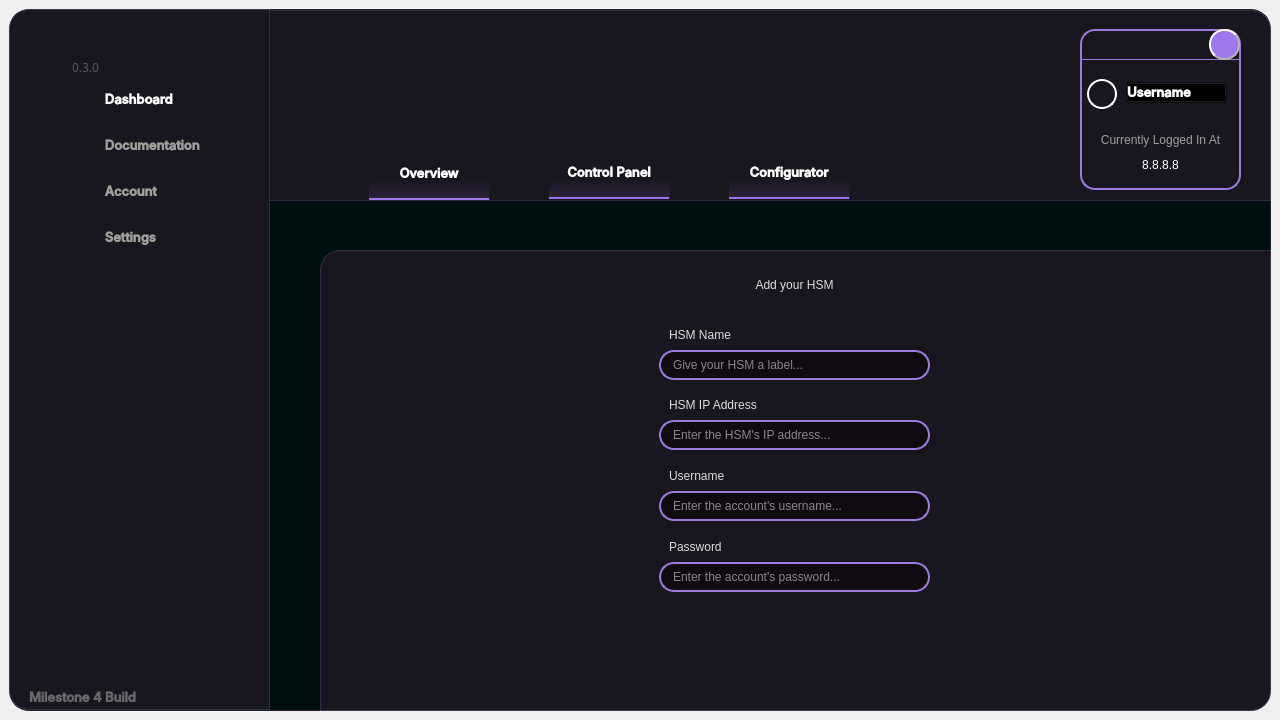
Qt form UI/main.ui (ameasere/Polaris) before a commit.
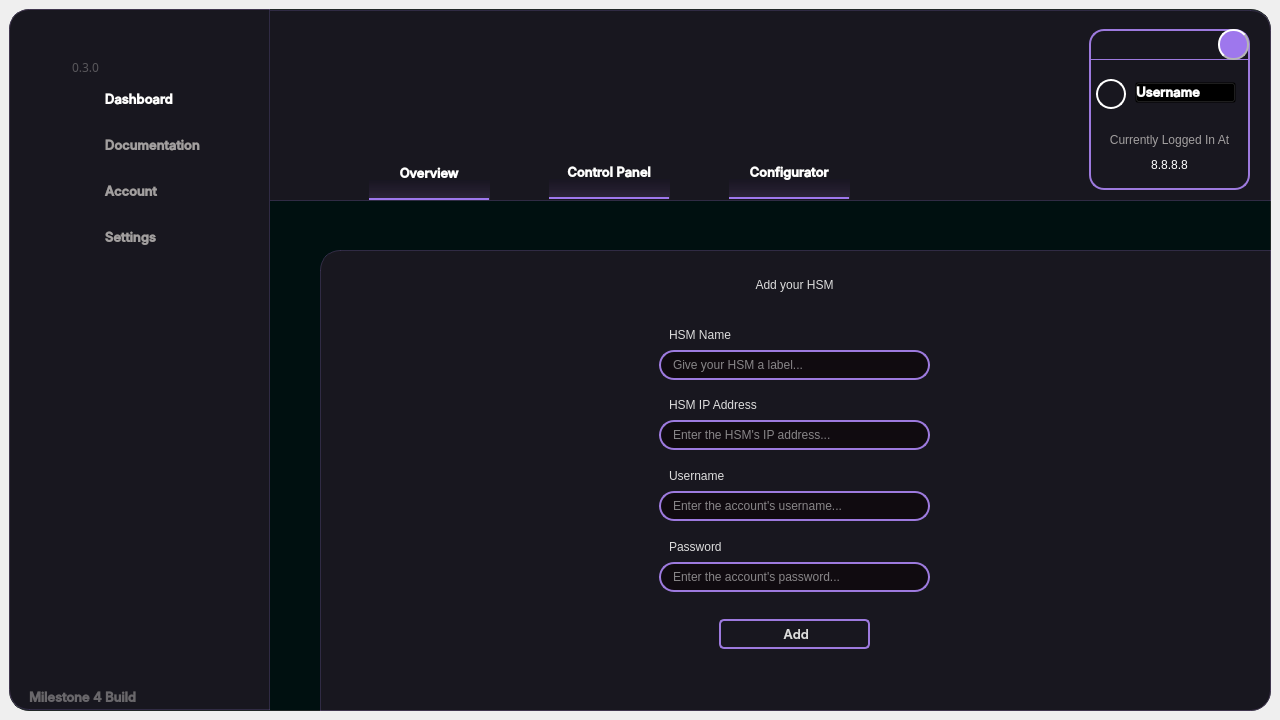
The same form after that commit. The open tabs and pages were chosen to show the change. Icons and pictures are not drawn.

What changed in the file:
```diff
--- a/UI/main.ui
+++ b/UI/main.ui
@@ -957,7 +957,7 @@
       <widget class="QFrame" name="ctx_btns">
        <property name="geometry">
         <rect>
-         <x>1071</x>
+         <x>1080</x>
          <y>20</y>
          <width>161</width>
          <height>161</height>
@@ -1527,7 +1527,7 @@
       <widget class="QPushButton" name="btn_dropdown">
        <property name="geometry">
         <rect>
-         <x>1200</x>
+         <x>1209</x>
          <y>20</y>
          <width>31</width>
          <height>31</height>
@@ -1873,6 +1873,62 @@
             <string>HSM IP Address</string>
            </property>
           </widget>
+          <widget class="QPushButton" name="add_button">
+           <property name="geometry">
+            <rect>
+             <x>390</x>
+             <y>360</y>
+             <width>151</width>
+             <height>30</height>
+            </rect>
+           </property>
+           <property name="minimumSize">
+            <size>
+             <width>150</width>
+             <height>30</height>
+            </size>
+           </property>
+           <property name="font">
+            <font>
+             <family>Inter Medium</family>
+             <pointsize>10</pointsize>
+             <italic>false</italic>
+             <bold>false</bold>
+            </font>
+           </property>
+           <property name="cursor">
+            <cursorShape>PointingHandCursor</cursorShape>
+           </property>
+           <property name="styleSheet">
+            <string notr="true">QPushButton {
+	background-color: rgb(40, 27, 40);
+	border: 2px solid rgb(157, 122, 222);
+	background: solid;
+	border-radius: 5px;
+	font: 10pt &quot;Inter Medium&quot;;
+}
+QPushButton:hover {
+	background-color: rgba(40, 27, 40, 170);
+	border: 2px solid rgb(157, 122, 222);
+	border-radius: 5px;
+	font: 10pt &quot;Inter Medium&quot;;
+}
+QPushButton:pressed {	
+	background-color: rgb(255, 243, 239);
+	font: 10pt &quot;Inter Medium&quot;;
+	icon: url(:/icons/images/icons/plus_purple.png);
+	color: #9e77ed;
+	border-radius: 5px;
+}</string>
+           </property>
+           <property name="text">
+            <string> Add</string>
+           </property>
+           <property name="icon">
+            <iconset resource="resources.qrc">
+             <normaloff>:/icons/images/icons/plus.png</normaloff>:/icons/images/icons/plus.png</iconset>
+           </property>
+          </widget>
          </widget>
         </widget>
        </widget>
```
Left out of the diff: 2 changed lines with no effect on the pictures.
